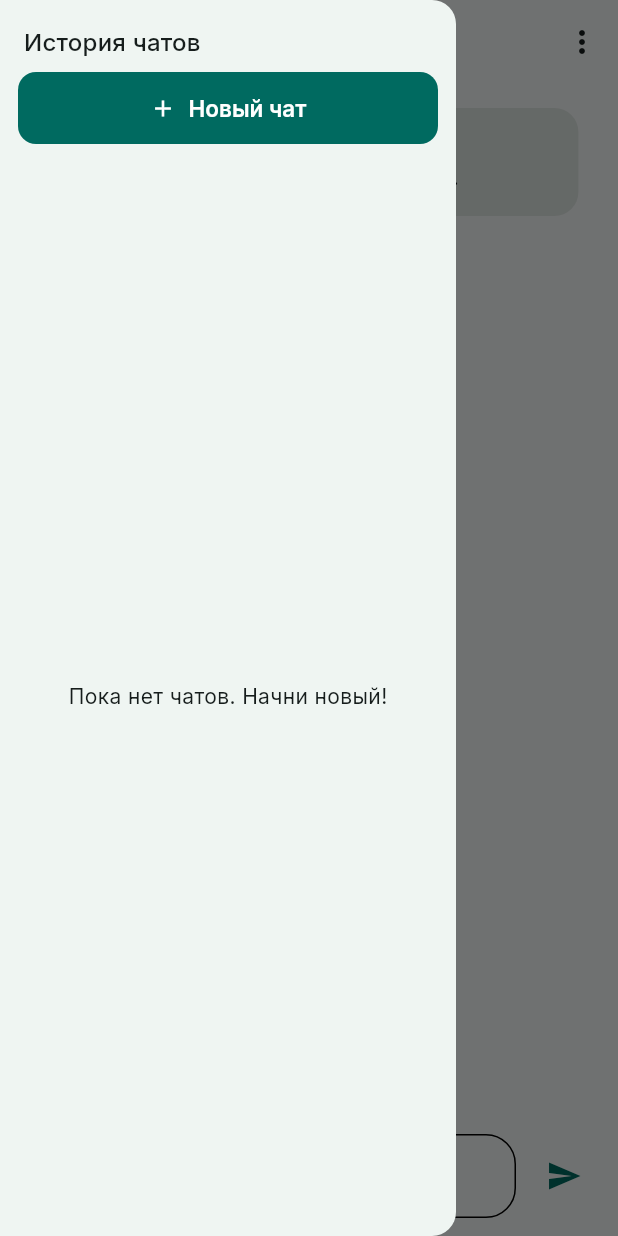
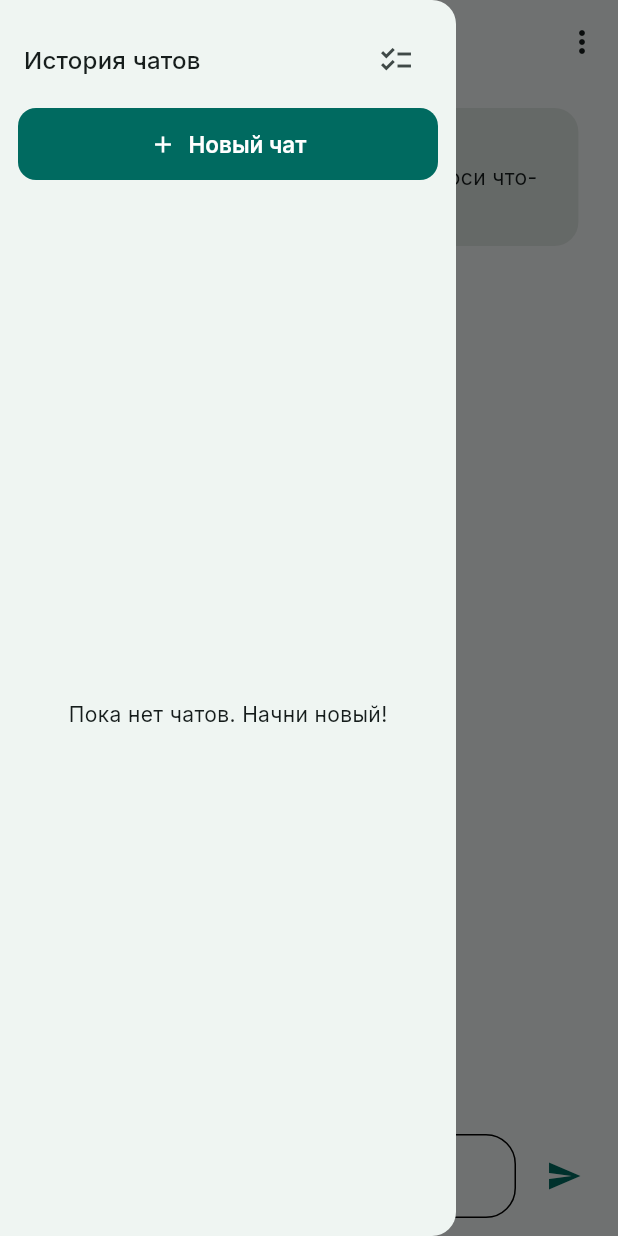
Before and after one commit to F0RSES/english_edu, a Flutter app: the ChatScreen screen opened by its route, with the side drawer open, on a phone screen of 412 x 824 dp. Run offline on Flutter 3.47's test engine with Material 3 defaults, Android fonts, the phone set to English and light mode, and no system bars; our stand-ins replace drift, drift_flutter, flutter_animate, flutter_local_notifications, flutter_riverpod, flutter_timezone and 7 more; missing offline and left inert: stts; accounts and stored records are empty; generated files the repository leaves out were written again; statements that could not run were skipped; project files that could hold a hidden picture were left out.

Commit message:
fix(chat): drawer safe area, explicit multi-select entry, app bar without avatar and Muffin rebranding (Phase 44)

```diff
--- a/lib/core/localization/strings.dart
+++ b/lib/core/localization/strings.dart
@@ -1118,6 +1118,9 @@ final class S {
   /// Заголовок drawer истории чатов.
   static String chatHistoryTitle(AppLanguage l) => _t('chat.historyTitle', l);
 
+  /// Tooltip кнопки входа в режим выбора сессий (Phase 44).
+  static String chatSelectChats(AppLanguage l) => _t('chat.select', l);
+
   /// Группа списка «Закрепленные».
   static String chatGroupPinned(AppLanguage l) => _t('chat.group.pinned', l);
 
@@ -1266,7 +1269,7 @@ final class S {
     'next': {'ru': 'Далее', 'en': 'Next'},
     'incorrect': {'ru': 'Неверно', 'en': 'Wrong'},
     'correct': {'ru': 'Верно!', 'en': 'Correct!'},
-    'explain': {'ru': 'Помощник объясняет', 'en': 'Assistant explains'},
+    'explain': {'ru': 'Маффин объясняет', 'en': 'Muffin explains'},
     'cancel': {'ru': 'Отмена', 'en': 'Cancel'},
     'save': {'ru': 'Сохранить', 'en': 'Save'},
     'retry': {'ru': 'Повторить', 'en': 'Retry'},
@@ -1277,7 +1280,7 @@ final class S {
     },
     'language': {'ru': 'Язык', 'en': 'Language'},
     'levelTooltip': {'ru': 'Уровень английского', 'en': 'English level'},
-    'assistant': {'ru': 'Помощник', 'en': 'Assistant'},
+    'assistant': {'ru': 'Маффин', 'en': 'Muffin'},
     // Главная.
     'weakWords': {'ru': 'Сложные ({n})', 'en': 'Weak ({n})'},
     'smartReview': {'ru': 'Smart ({n})', 'en': 'Smart ({n})'},
@@ -1879,7 +1882,7 @@ final class S {
       'ru': 'Не удалось загрузить подсказку',
       'en': 'Failed to load the hint',
     },
-    'helper.ask': {'ru': 'Спросить у помощника', 'en': 'Ask the assistant'},
+    'helper.ask': {'ru': 'Спросить у Маффина', 'en': 'Ask Muffin'},
     'helper.gotIt': {'ru': 'Понятно', 'en': 'Got it'},
     'helper.failed': {
       'ru': 'Не удалось получить объяснение',
@@ -1901,7 +1904,7 @@ final class S {
       'ru': ', часть речи: {pos}',
       'en': ', part of speech: {pos}',
     },
-    'aiHelper.title': {'ru': 'Помощник по слову', 'en': 'Word helper'},
+    'aiHelper.title': {'ru': 'Маффин о слове', 'en': 'Muffin: word helper'},
     'aiHelper.add': {'ru': 'Добавить в словарь', 'en': 'Add to dictionary'},
     'aiHelper.remove': {
       'ru': 'Удалить из словаря',
@@ -2102,11 +2105,14 @@ final class S {
       'en': 'Ask about English...',
     },
     'chat.greeting': {
-      'ru': 'Привет! Я помогу разобраться с английским. Спроси что-нибудь.',
-      'en': 'Hi! I can help you with English. Ask me anything.',
+      'ru':
+          'Привет! Я Маффин — помогу разобраться с английским. '
+          'Спроси что-нибудь.',
+      'en': "Hi! I'm Muffin — I can help you with English. Ask me anything.",
     },
     'chat.newChat': {'ru': 'Новый чат', 'en': 'New chat'},
     'chat.historyTitle': {'ru': 'История чатов', 'en': 'Chat history'},
+    'chat.select': {'ru': 'Выбрать чаты', 'en': 'Select chats'},
     'chat.group.pinned': {'ru': 'Закрепленные', 'en': 'Pinned'},
     'chat.group.today': {'ru': 'Сегодня', 'en': 'Today'},
     'chat.group.yesterday': {'ru': 'Вчера', 'en': 'Yesterday'},
--- a/lib/presentation/screens/chat_screen.dart
+++ b/lib/presentation/screens/chat_screen.dart
@@ -16,9 +16,6 @@ const _clearAction = 'clear';
 
 /// Доля ширины экрана, которую занимает пузырь сообщения.
 const _maxBubbleWidthFactor = 0.8;
-
-/// Размер аватара в AppBar чата (Phase 40).
-const _appBarAvatarSize = 32.0;
 
 /// Размер аватарки у пузыря сообщения (Phase 41).
 const _bubbleAvatarSize = 32.0;
@@ -231,21 +228,9 @@ class _ChatScreenState extends ConsumerState<ChatScreen> {
         onSelected: _onSessionSelected,
       ),
       appBar: AppBar(
-        title: Row(
-          mainAxisSize: MainAxisSize.min,
-          children: [
-            Hero(
-              tag: 'main_chat_hero',
-              child: AiAvatar(
-                size: _appBarAvatarSize,
-                isTalking: _isSending,
-                winkOnStart: true,
-              ),
-            ),
-            const SizedBox(width: 8),
-            Text(S.assistant(lang)),
-          ],
-        ),
+        // Phase 44: только заголовок «Маффин»; аватар убран из AppBar,
+        // маскот остаётся в пузырях сообщений и приветствии.
+        title: Text(S.assistant(lang)),
         actions: [
           PopupMenuButton<String>(
             onSelected: (value) {
--- a/lib/presentation/widgets/chat_history_drawer.dart
+++ b/lib/presentation/widgets/chat_history_drawer.dart
@@ -52,6 +52,12 @@ class _ChatHistoryDrawerState extends ConsumerState<ChatHistoryDrawer> {
       _isSelectionMode = true;
       _selectedSessions.add(sessionId);
     });
+  }
+
+  /// Явный вход в режим выбора из хедера (Phase 44): пустой набор,
+  /// корзина появится после первого выделения.
+  void _enterSelectionMode() {
+    setState(() => _isSelectionMode = true);
   }
 
   void _toggleSelection(int sessionId) {
@@ -114,8 +120,11 @@ class _ChatHistoryDrawerState extends ConsumerState<ChatHistoryDrawer> {
   Widget build(BuildContext context) {
     final lang = ref.watch(languageProvider).value ?? AppLanguage.ru;
     final sessionsAsync = ref.watch(chatSessionsProvider);
-    return Drawer(
-      child: SafeArea(
+    // SafeArea снаружи Drawer (Phase 44): вся панель, включая поверхность,
+    // начинается ниже системного статус-бара. Внутренний SafeArea не нужен:
+    // внешний снимает применённый padding с MediaQuery потомка.
+    return SafeArea(
+      child: Drawer(
         child: Column(
           crossAxisAlignment: CrossAxisAlignment.stretch,
           children: [
@@ -145,9 +154,21 @@ class _ChatHistoryDrawerState extends ConsumerState<ChatHistoryDrawer> {
                           ),
                       ],
                     )
-                  : Text(
-                      S.chatHistoryTitle(lang),
-                      style: Theme.of(context).textTheme.titleMedium,
+                  : Row(
+                      children: [
+                        Expanded(
+                          child: Text(
+                            S.chatHistoryTitle(lang),
+                            style: Theme.of(context).textTheme.titleMedium,
+                          ),
+                        ),
+                        IconButton(
+                          key: const Key('chat-selection-enter'),
+                          tooltip: S.chatSelectChats(lang),
+                          icon: const Icon(Icons.checklist),
+                          onPressed: _enterSelectionMode,
+                        ),
+                      ],
                     ),
             ),
             if (!_isSelectionMode)
```
Also changed, not shown: 9 other files.
